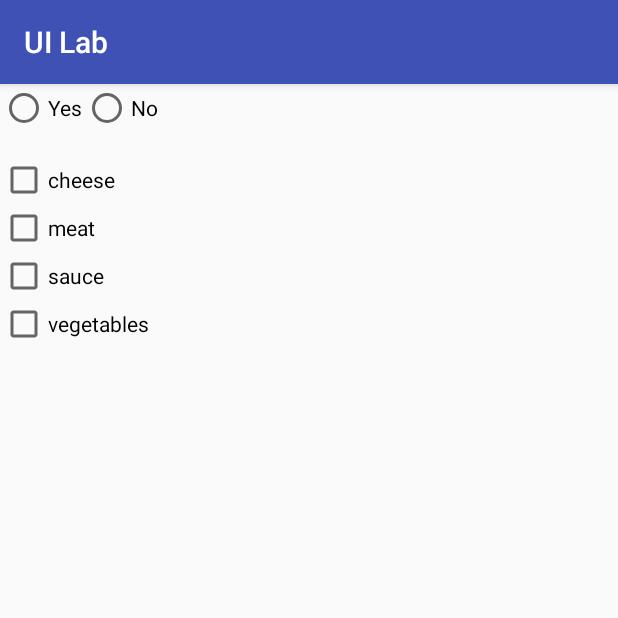
After one commit to trinhpn/UILab, an Android app: the fragment CheckBoxRadioButtonFragment shown on its own in the app's theme, on a phone screen of 412 x 824 dp, the top half of it. The commit adds this screen. Run offline under Robolectric (Android 15) with nearby library versions, the phone set to English and light mode, and no system bars.

Commit message:
Step 56 completed.

```diff
--- /dev/null
+++ b/app/src/main/java/group7/tcss450/uw/edu/uilab/CheckBoxRadioButtonFragment.java
@@ -0,0 +1,29 @@
+package group7.tcss450.uw.edu.uilab;
+
+
+import android.os.Bundle;
+import android.support.v4.app.Fragment;
+import android.view.LayoutInflater;
+import android.view.View;
+import android.view.ViewGroup;
+
+
+/**
+ * A simple {@link Fragment} subclass.
+ */
+public class CheckBoxRadioButtonFragment extends Fragment {
+
+
+    public CheckBoxRadioButtonFragment() {
+        // Required empty public constructor
+    }
+
+
+    @Override
+    public View onCreateView(LayoutInflater inflater, ViewGroup container,
+                             Bundle savedInstanceState) {
+        // Inflate the layout for this fragment
+        return inflater.inflate(R.layout.fragment_check_box_radio_button, container, false);
+    }
+
+}
--- /dev/null
+++ b/app/src/main/res/layout/fragment_check_box_radio_button.xml
@@ -0,0 +1,54 @@
+<?xml version="1.0" encoding="utf-8"?>
+<LinearLayout xmlns:android="http://schemas.android.com/apk/res/android"
+    xmlns:tools="http://schemas.android.com/tools"
+    android:layout_width="match_parent"
+    android:layout_height="wrap_content"
+    android:orientation="vertical"
+    tools:context=".CheckBoxRadioButtonFragment">
+
+
+    <RadioGroup
+        android:id="@+id/radioGroup"
+        android:layout_width="wrap_content"
+        android:layout_height="wrap_content"
+        android:orientation="horizontal">
+
+        <RadioButton
+            android:id="@+id/radioYes"
+            android:layout_width="match_parent"
+            android:layout_height="wrap_content"
+            android:layout_weight="1"
+            android:text="@string/radioYes" />
+
+        <RadioButton
+            android:id="@+id/radioNo"
+            android:layout_width="wrap_content"
+            android:layout_height="wrap_content"
+            android:layout_weight="1"
+            android:text="@string/radioNo" />
+    </RadioGroup>
+
+    <LinearLayout xmlns:android="http://schemas.android.com/apk/res/android"
+        xmlns:tools="http://schemas.android.com/tools"
+        android:layout_width="match_parent"
+        android:layout_height="wrap_content"
+        android:orientation="vertical"
+        android:layout_marginTop="@dimen/activity_vertical_margin">
+        <CheckBox
+            android:layout_width="wrap_content"
+            android:layout_height="wrap_content"
+            android:text="@string/toppingCheese" />
+        <CheckBox
+            android:layout_width="wrap_content"
+            android:layout_height="wrap_content"
+            android:text="@string/toppingMeat" />
+        <CheckBox
+            android:layout_width="wrap_content"
+            android:layout_height="wrap_content"
+            android:text="@string/toppingSauce" />
+        <CheckBox
+        android:layout_width="wrap_content"
+        android:layout_height="wrap_content"
+        android:text="@string/toppingVegitables" />
+    </LinearLayout>
+</LinearLayout>
--- a/app/src/main/res/values/strings.xml
+++ b/app/src/main/res/values/strings.xml
@@ -23,5 +23,12 @@
         <item>magenta</item>
     </string-array>
     <string name="auto_complete_hint">Choose a color</string>
+    <string name="radioYes">Yes</string>
+    <string name="radioNo">No</string>
+    <string name="toppingMeat">meat</string>
+    <string name="toppingCheese">cheese</string>
+    <string name="toppingVegitables">vegetables</string>
+    <string name="toppingSauce">sauce</string>
+
     <string name="hello_blank_fragment">HOME</string>
 </resources>
```
